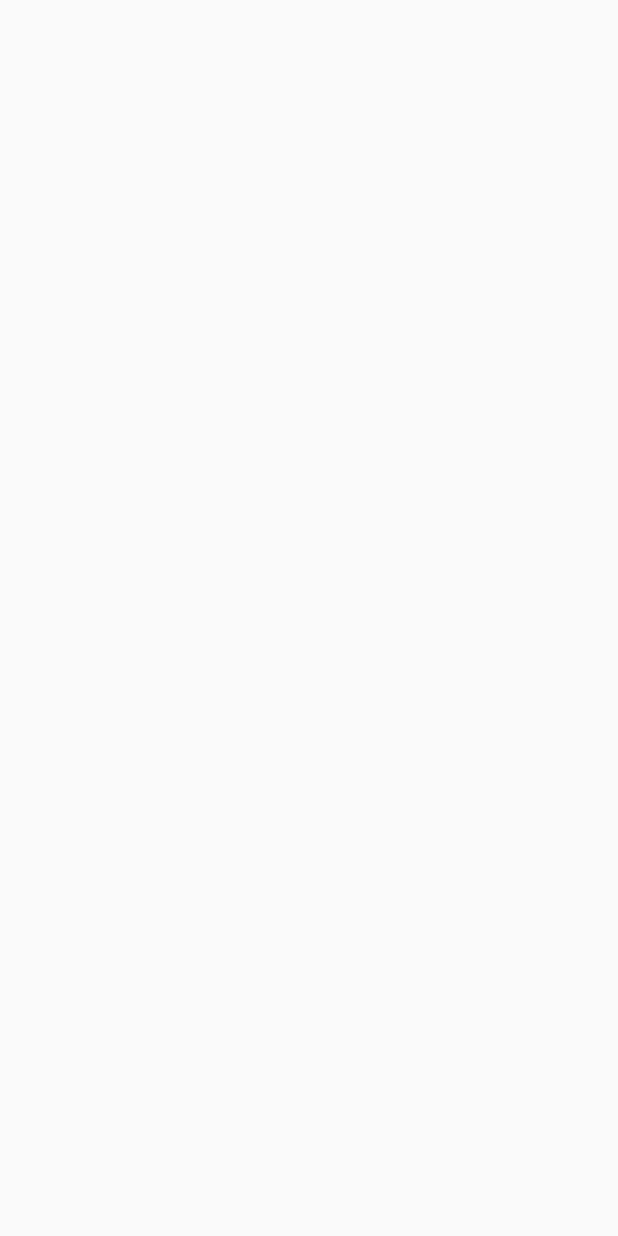
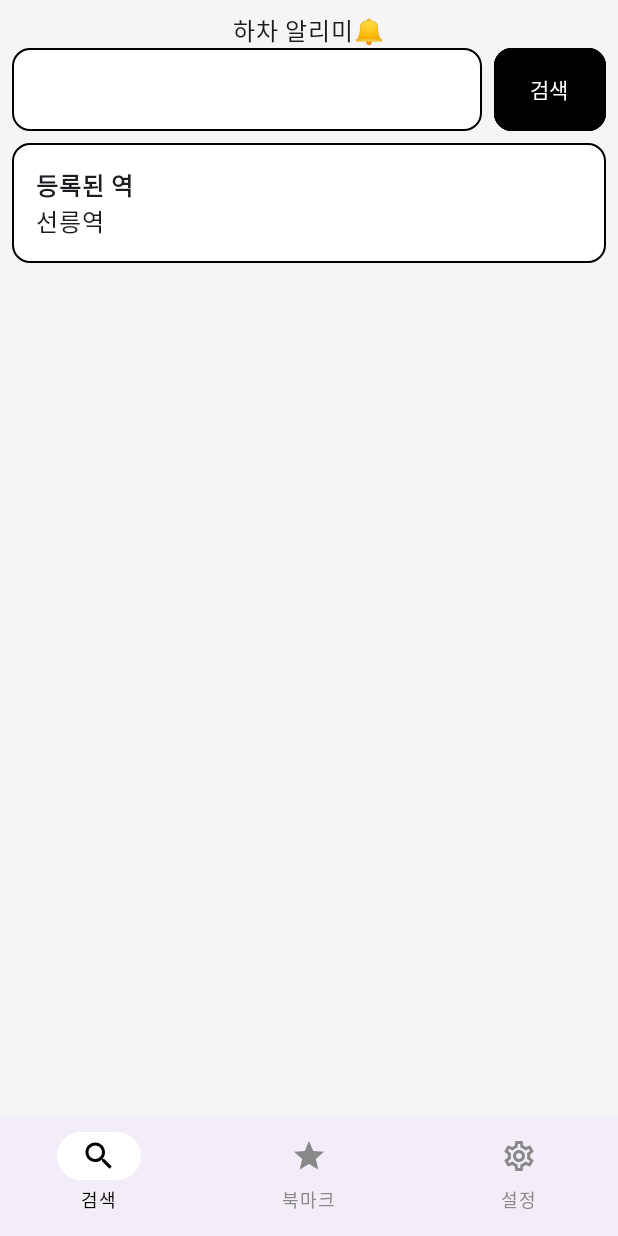
Before and after one commit to spicypunch/MetroStationAlert2, an Android app built with Jetpack Compose: the screen it shows after launch (MainActivity), on a phone screen of 412 x 824 dp. Before the commit the screen is empty. Run offline under Robolectric (Android 15) with nearby library versions, the phone set to English and light mode, and no system bars; our stand-ins replace Dagger/Hilt's generated code.

Commit message:
Navigation 적용

```diff
--- a/app/build.gradle.kts
+++ b/app/build.gradle.kts
@@ -82,4 +82,7 @@ dependencies {
     // Compose ViewModel
     implementation(libs.androidx.lifecycle.viewmodel.compose)
     implementation(libs.androidx.hilt.navigation.compose)
+
+    // Navigation Compose
+    implementation(libs.androidx.navigation.compose)
 }
--- a/app/src/main/java/com/jm/metrostationalert/MainActivity.kt
+++ b/app/src/main/java/com/jm/metrostationalert/MainActivity.kt
@@ -4,7 +4,27 @@ import android.os.Bundle
 import androidx.activity.ComponentActivity
 import androidx.activity.compose.setContent
 import androidx.activity.enableEdgeToEdge
-import com.jm.metrostationalert.ui.theme.MetroStationAlert2Theme
+import androidx.compose.foundation.background
+import androidx.compose.foundation.layout.Box
+import androidx.compose.foundation.layout.fillMaxSize
+import androidx.compose.foundation.layout.padding
+import androidx.compose.material3.Icon
+import androidx.compose.material3.MaterialTheme
+import androidx.compose.material3.NavigationBar
+import androidx.compose.material3.NavigationBarItem
+import androidx.compose.material3.NavigationBarItemDefaults
+import androidx.compose.material3.Scaffold
+import androidx.compose.material3.Text
+import androidx.compose.runtime.Composable
+import androidx.compose.ui.Modifier
+import androidx.compose.ui.graphics.Color
+import androidx.navigation.compose.NavHost
+import androidx.navigation.compose.currentBackStackEntryAsState
+import androidx.navigation.compose.rememberNavController
+import com.jm.metrostationalert.navigation.BottomNavItem
+import kr.jm.feature_search.SearchScreen
+import kr.jm.feature_search.searchRoute
+import kr.jm.feature_search.searchScreen
 import dagger.hilt.android.AndroidEntryPoint
 
 @AndroidEntryPoint
@@ -13,8 +33,86 @@ class MainActivity : ComponentActivity() {
         super.onCreate(savedInstanceState)
         enableEdgeToEdge()
         setContent {
-            MetroStationAlert2Theme {
+            MaterialTheme {
+                App()
             }
         }
     }
 }
+
+@Composable
+fun App() {
+    val navController = rememberNavController()
+    val currentRoute = navController.currentBackStackEntryAsState().value?.destination?.route
+
+    Scaffold(
+        bottomBar = {
+            MyBottomNavigation(
+                items = listOf(
+                    BottomNavItem.Search,
+                    BottomNavItem.Bookmark,
+                    BottomNavItem.Settings
+                ),
+                selectedRoute = currentRoute ?: BottomNavItem.Search.route,
+                onItemClick = { route -> navController.navigate(route) }
+            )
+        }
+    ) { paddingValues ->
+        Box(
+            modifier = Modifier
+                .fillMaxSize()
+                .padding(paddingValues)
+        ) {
+            NavHost(
+                navController = navController,
+                startDestination = searchRoute
+            ) {
+                searchScreen()
+            }
+        }
+    }
+}
+
+@Composable
+fun MyBottomNavigation(
+    items: List<BottomNavItem>,
+    selectedRoute: String,
+    onItemClick: (String) -> Unit,
+    modifier: Modifier = Modifier
+) {
+    NavigationBar(
+        modifier = modifier.background(Color.White)
+    ) {
+        items.forEach { screen ->
+            NavigationBarItem(
+                selected = selectedRoute == screen.route,
+                onClick = { onItemClick(screen.route) },
+                icon = {
+                    Icon(
+                        imageVector = if (selectedRoute == screen.route) {
+                            screen.selectedIcon
+                        } else {
+                            screen.icon
+                        },
+                        tint = if (selectedRoute == screen.route) {
+                            Color.Black
+                        } else {
+                            Color.Gray
+                        },
+                        contentDescription = screen.title
+                    )
+                },
+                label = {
+                    Text(text = screen.title)
+                },
+                colors = NavigationBarItemDefaults.colors(
+                    selectedIconColor = Color.Black,
+                    unselectedIconColor = Color.Gray,
+                    selectedTextColor = Color.Black,
+                    unselectedTextColor = Color.Gray,
+                    indicatorColor = Color.White
+                )
+            )
+        }
+    }
+}
--- /dev/null
+++ b/app/src/main/java/com/jm/metrostationalert/navigation/BottomNavItem.kt
@@ -0,0 +1,40 @@
+package com.jm.metrostationalert.navigation
+
+import androidx.compose.material.icons.Icons
+import androidx.compose.material.icons.filled.Favorite
+import androidx.compose.material.icons.filled.Search
+import androidx.compose.material.icons.filled.Settings
+import androidx.compose.material.icons.filled.Star
+import androidx.compose.material.icons.outlined.FavoriteBorder
+import androidx.compose.material.icons.outlined.Search
+import androidx.compose.material.icons.outlined.Settings
+import androidx.compose.material.icons.outlined.Star
+import androidx.compose.ui.graphics.vector.ImageVector
+
+sealed class BottomNavItem(
+    val route: String,
+    val title: String,
+    val icon: ImageVector,
+    val selectedIcon: ImageVector
+) {
+    data object Search : BottomNavItem(
+        route = "search",
+        title = "검색",
+        icon = Icons.Outlined.Search,
+        selectedIcon = Icons.Filled.Search
+    )
+
+    data object Bookmark : BottomNavItem(
+        route = "bookmark",
+        title = "북마크",
+        icon = Icons.Outlined.Star,
+        selectedIcon = Icons.Filled.Star
+    )
+
+    data object Settings : BottomNavItem(
+        route = "settings",
+        title = "설정",
+        icon = Icons.Outlined.Settings,
+        selectedIcon = Icons.Filled.Settings
+    )
+}
--- a/app/src/main/java/com/jm/metrostationalert/ui/theme/Color.kt
+++ /dev/null
@@ -1,11 +0,0 @@
-package com.jm.metrostationalert.ui.theme
-
-import androidx.compose.ui.graphics.Color
-
-val Purple80 = Color(0xFFD0BCFF)
-val PurpleGrey80 = Color(0xFFCCC2DC)
-val Pink80 = Color(0xFFEFB8C8)
-
-val Purple40 = Color(0xFF6650a4)
-val PurpleGrey40 = Color(0xFF625b71)
-val Pink40 = Color(0xFF7D5260)
--- a/app/src/main/java/com/jm/metrostationalert/ui/theme/Theme.kt
+++ /dev/null
@@ -1,58 +0,0 @@
-package com.jm.metrostationalert.ui.theme
-
-import android.app.Activity
-import android.os.Build
-import androidx.compose.foundation.isSystemInDarkTheme
-import androidx.compose.material3.MaterialTheme
-import androidx.compose.material3.darkColorScheme
-import androidx.compose.material3.dynamicDarkColorScheme
-import androidx.compose.material3.dynamicLightColorScheme
-import androidx.compose.material3.lightColorScheme
-import androidx.compose.runtime.Composable
-import androidx.compose.ui.platform.LocalContext
-
-private val DarkColorScheme = darkColorScheme(
-    primary = Purple80,
-    secondary = PurpleGrey80,
-    tertiary = Pink80
-)
-
-private val LightColorScheme = lightColorScheme(
-    primary = Purple40,
-    secondary = PurpleGrey40,
-    tertiary = Pink40
-
-    /* Other default colors to override
-    background = Color(0xFFFFFBFE),
-    surface = Color(0xFFFFFBFE),
-    onPrimary = Color.White,
-    onSecondary = Color.White,
-    onTertiary = Color.White,
-    onBackground = Color(0xFF1C1B1F),
-    onSurface = Color(0xFF1C1B1F),
-    */
-)
-
-@Composable
-fun MetroStationAlert2Theme(
-    darkTheme: Boolean = isSystemInDarkTheme(),
-    // Dynamic color is available on Android 12+
-    dynamicColor: Boolean = true,
-    content: @Composable () -> Unit
-) {
-    val colorScheme = when {
-        dynamicColor && Build.VERSION.SDK_INT >= Build.VERSION_CODES.S -> {
-            val context = LocalContext.current
-            if (darkTheme) dynamicDarkColorScheme(context) else dynamicLightColorScheme(context)
-        }
-
-        darkTheme -> DarkColorScheme
-        else -> LightColorScheme
-    }
-
-    MaterialTheme(
-        colorScheme = colorScheme,
-        typography = Typography,
-        content = content
-    )
-}
--- /dev/null
+++ b/common-ui/src/main/java/kr/jm/common_ui/theme/Color.kt
@@ -0,0 +1,5 @@
+package kr.jm.common_ui.theme
+
+import androidx.compose.ui.graphics.Color
+
+val bgColor = Color(0xFFF5F5F5)
--- /dev/null
+++ b/common-ui/src/main/java/kr/jm/common_ui/theme/Theme.kt
@@ -0,0 +1,57 @@
+package kr.jm.common_ui.theme
+
+import android.os.Build
+import androidx.compose.foundation.isSystemInDarkTheme
+import androidx.compose.material3.MaterialTheme
+import androidx.compose.material3.darkColorScheme
+import androidx.compose.material3.dynamicDarkColorScheme
+import androidx.compose.material3.dynamicLightColorScheme
+import androidx.compose.material3.lightColorScheme
+import androidx.compose.runtime.Composable
+import androidx.compose.ui.platform.LocalContext
+
+//private val DarkColorScheme = darkColorScheme(
+//    primary = Purple80,
+//    secondary = PurpleGrey80,
+//    tertiary = Pink80
+//)
+//
+//private val LightColorScheme = lightColorScheme(
+//    primary = Purple40,
+//    secondary = PurpleGrey40,
+//    tertiary = Pink40
+//
+//    /* Other default colors to override
+//    background = Color(0xFFFFFBFE),
+//    surface = Color(0xFFFFFBFE),
+//    onPrimary = Color.White,
+//    onSecondary = Color.White,
+//    onTertiary = Color.White,
+//    onBackground = Color(0xFF1C1B1F),
+//    onSurface = Color(0xFF1C1B1F),
+//    */
+//)
+
+@Composable
+fun MetroStationAlert2Theme(
+    darkTheme: Boolean = isSystemInDarkTheme(),
+    // Dynamic color is available on Android 12+
+    dynamicColor: Boolean = true,
+    content: @Composable () -> Unit
+) {
+//    val colorScheme = when {
+//        dynamicColor && Build.VERSION.SDK_INT >= Build.VERSION_CODES.S -> {
+//            val context = LocalContext.current
+//            if (darkTheme) dynamicDarkColorScheme(context) else dynamicLightColorScheme(context)
+//        }
+//
+//        darkTheme -> DarkColorScheme
+//        else -> LightColorScheme
+//    }
+
+//    MaterialTheme(
+//        colorScheme = colorScheme,
+//        typography = Typography,
+//        content = content
+//    )
+}
--- a/app/src/main/java/com/jm/metrostationalert/ui/theme/Type.kt
+++ b/common-ui/src/main/java/kr/jm/common_ui/theme/Type.kt
@@ -1,4 +1,4 @@
-package com.jm.metrostationalert.ui.theme
+package kr.jm.common_ui.theme
 
 import androidx.compose.material3.Typography
 import androidx.compose.ui.text.TextStyle
--- a/feature-search/build.gradle.kts
+++ b/feature-search/build.gradle.kts
@@ -34,6 +34,7 @@ android {
 }
 
 dependencies {
+    implementation(project(":common-ui"))
 
     implementation(libs.androidx.core.ktx)
     implementation(libs.androidx.lifecycle.runtime.ktx)
--- /dev/null
+++ b/feature-search/src/main/java/kr/jm/feature_search/SearchNavigation.kt
@@ -0,0 +1,12 @@
+package kr.jm.feature_search
+
+import androidx.navigation.NavGraphBuilder
+import androidx.navigation.compose.composable
+
+const val searchRoute = "search"
+
+fun NavGraphBuilder.searchScreen() {
+    composable(route = searchRoute) {
+        SearchScreen()
+    }
+}
--- a/feature-search/src/main/java/kr/jm/feature_search/SearchScreen.kt
+++ b/feature-search/src/main/java/kr/jm/feature_search/SearchScreen.kt
@@ -31,6 +31,7 @@ import androidx.compose.ui.text.font.FontWeight
 import androidx.compose.ui.tooling.preview.Preview
 import androidx.compose.ui.unit.dp
 import androidx.hilt.navigation.compose.hiltViewModel
+import kr.jm.common_ui.theme.bgColor
 
 @Composable
 fun SearchScreen(
@@ -40,7 +41,7 @@ fun SearchScreen(
     Column(
         modifier = Modifier
             .fillMaxSize()
-            .background(Color(0xFFF5F5F5))
+            .background(bgColor)
             .padding(8.dp),
         horizontalAlignment = Alignment.CenterHorizontally,
         verticalArrangement = Arrangement.Top
--- a/gradle/libs.versions.toml
+++ b/gradle/libs.versions.toml
@@ -12,11 +12,12 @@ appcompat = "1.7.1"
 material = "1.12.0"
 hilt = "2.57"
 ksp = "2.0.21-1.0.28"
-retrofit = "3.0.0"
-okhttp = "5.1.0"
+retrofit = "2.11.0"
+okhttp = "4.12.0"
 moshi = "1.15.2"
 viewmodelCompose = "2.9.2"
 hiltNavigationCompose = "1.2.0"
+navigationCompose = "2.9.0"
 
 [libraries]
 androidx-core-ktx = { group = "androidx.core", name = "core-ktx", version.ref = "coreKtx" }
@@ -52,6 +53,9 @@ moshi-kotlin = { group = "com.squareup.moshi", name = "moshi-kotlin", version.re
 androidx-lifecycle-viewmodel-compose = { group = "androidx.lifecycle", name = "lifecycle-viewmodel-compose", version.ref = "viewmodelCompose" }
 androidx-hilt-navigation-compose = { group = "androidx.hilt", name = "hilt-navigation-compose", version.ref = "hiltNavigationCompose" }
 
+# Navigation Compose
+androidx-navigation-compose = { group = "androidx.navigation", name = "navigation-compose", version.ref = "navigationCompose" }
+
 [plugins]
 android-application = { id = "com.android.application", version.ref = "agp" }
 kotlin-android = { id = "org.jetbrains.kotlin.android", version.ref = "kotlin" }
```
Also changed, not shown: common-ui/build.gradle.kts (+13 -2 lines).
